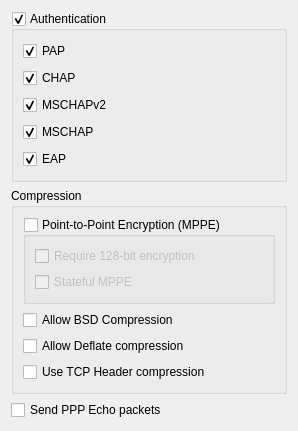
This is libs/ui/ppp.ui in netrunner-debian-kde-extras/networkmanagement as Qt 5 draws it before an edit. The edited form follows.
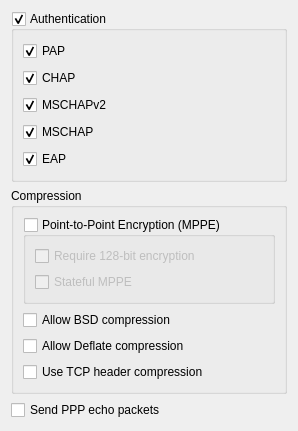
This is the edited form.

```diff
--- a/libs/ui/ppp.ui
+++ b/libs/ui/ppp.ui
@@ -113,7 +113,7 @@
       <item>
        <widget class="QCheckBox" name="bsdcomp" >
         <property name="text" >
-         <string>Allow BSD Compression</string>
+         <string>Allow BSD compression</string>
         </property>
        </widget>
       </item>
@@ -127,7 +127,7 @@
       <item>
        <widget class="QCheckBox" name="vjcomp" >
         <property name="text" >
-         <string>Use TCP Header compression</string>
+         <string>Use TCP header compression</string>
         </property>
        </widget>
       </item>
@@ -137,7 +137,7 @@
    <item>
     <widget class="QCheckBox" name="pppecho" >
      <property name="text" >
-      <string>Send PPP Echo packets</string>
+      <string>Send PPP echo packets</string>
      </property>
     </widget>
    </item>
```
